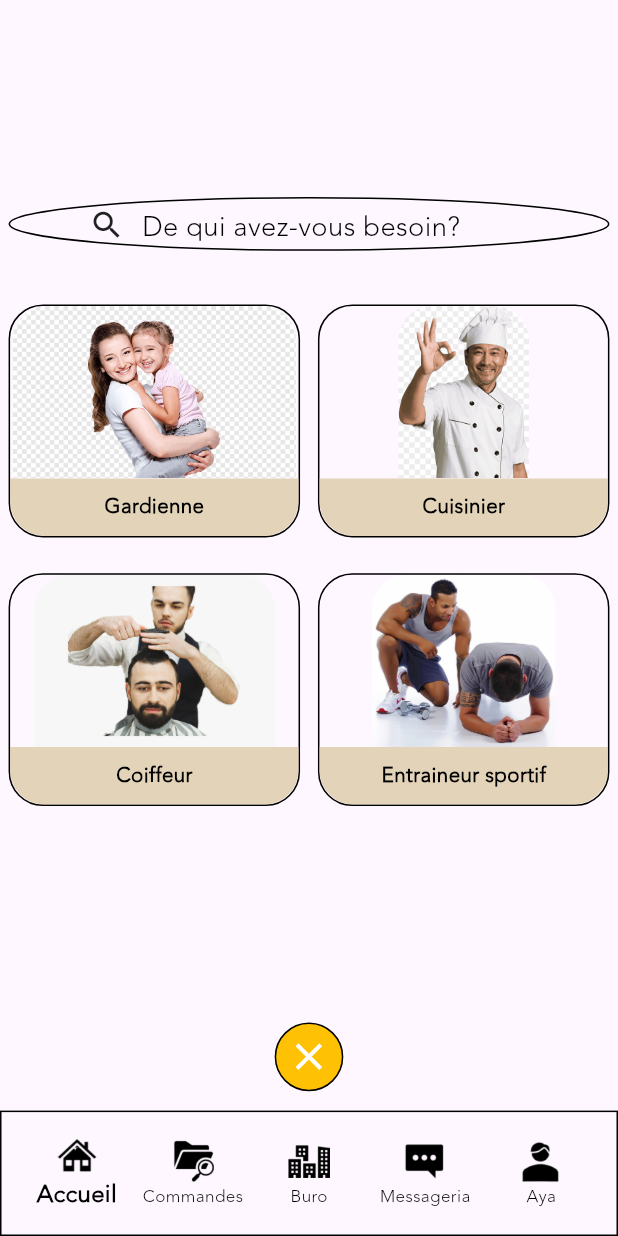
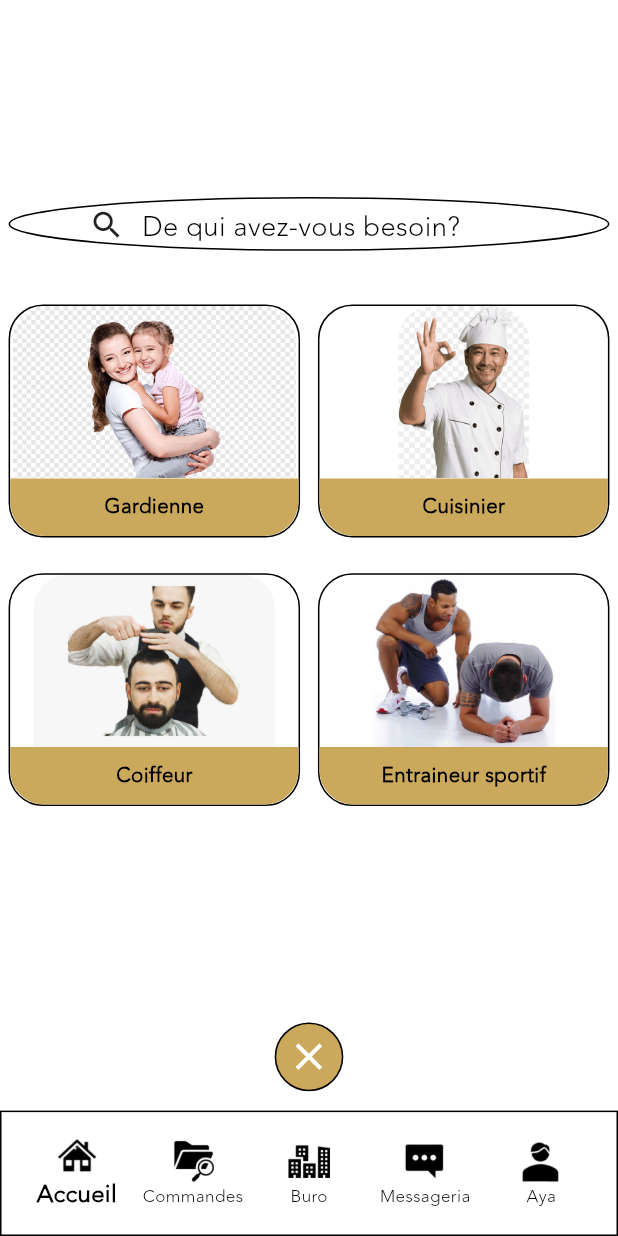
Before and after one commit to maazkhurshid60/bips-app, a Flutter app: the DashboardView screen opened directly, after a tap on "De qui avez-vous besoin?", on a phone screen of 412 x 824 dp. Run offline on Flutter 3.47's test engine with Material 3 defaults, Android fonts, the phone set to English and light mode, and no system bars; our stand-ins replace flutter_screenutil, get.

Commit message:
New Changes in Colors

```diff
--- a/lib/app/constants/app_colors.dart
+++ b/lib/app/constants/app_colors.dart
@@ -3,4 +3,5 @@ import 'package:flutter/material.dart';
 class AppColors{
   static const Color lightbrown =  Color(0xffd7c59b);
   static const Color yellowbrown =   Color(0xffffc103);
+  static const Color golden =   Color(0xFFCBA95C);
   }
--- a/lib/app/modules/dashboard/views/credibility_view.dart
+++ b/lib/app/modules/dashboard/views/credibility_view.dart
@@ -30,7 +30,7 @@ class CredibilityView extends GetView<DashboardController> {
             padding: EdgeInsets.symmetric(horizontal: 20.h, vertical: 5.h),
             decoration: BoxDecoration(
               borderRadius: BorderRadius.circular(50.r),
-              border: Border.all(color: AppColors.lightbrown),
+              border: Border.all(color: AppColors.golden),
             ),
             height: 40.h,
             width: 250.w,
@@ -56,7 +56,7 @@ class CredibilityView extends GetView<DashboardController> {
                  Padding(
                    padding:  EdgeInsets.only( top: 10.0.h),
                    child: Container(height: 15.h,width: 120.w,  decoration: const ShapeDecoration(
-                    color: Color.fromARGB(255, 167, 144, 88),
+                    color: AppColors.golden,
                     shape: OvalBorder(
               side: BorderSide(color: Colors.black, width: 1)
             )),),
--- a/lib/app/modules/dashboard/views/dashboard_view.dart
+++ b/lib/app/modules/dashboard/views/dashboard_view.dart
@@ -19,6 +19,7 @@ class DashboardView extends GetView<DashboardController> {
   @override
   Widget build(BuildContext context) {
     return Scaffold(
+      backgroundColor: Colors.white,
        resizeToAvoidBottomInset: false,
       body: Column(
         children: [
--- a/lib/app/modules/dashboard/views/home_view.dart
+++ b/lib/app/modules/dashboard/views/home_view.dart
@@ -89,7 +89,7 @@ class HomeView extends GetView<DashboardController> {
                               style: AppTextStyle.slogenTextStyleGeneral.copyWith(fontSize: 15.sp, color: Colors.white)),
                         Padding(
                           padding:  EdgeInsets.only(bottom: 15.h),
-                          child: Image.asset("assets/images/sun.png", height: 25.h),
+                          child: Image.asset("assets/images/sun.png", height: 20.h),
                         )
                         ],
                       ),
--- a/lib/app/modules/dashboard/views/more_option_view.dart
+++ b/lib/app/modules/dashboard/views/more_option_view.dart
@@ -77,7 +77,7 @@ class CustomimageShow extends StatelessWidget {
             width: 80.w,
             decoration: BoxDecoration(
                 borderRadius: BorderRadiusDirectional.circular(20.r),
-                border: Border.all(width: 2, color: AppColors.lightbrown)),
+                border: Border.all(width: 2, color: AppColors.golden)),
             child: Image.asset("assets/images/$img.png", height: 30.h,width: 30.w),
           ),
           SizedBox(height: 10.h),
--- a/lib/app/modules/dashboard/views/notification_view.dart
+++ b/lib/app/modules/dashboard/views/notification_view.dart
@@ -59,9 +59,10 @@ class NotifcationRow extends StatelessWidget {
   Widget build(BuildContext context) {
     return Container(
       height: 60.h,
+      padding: EdgeInsets.only(left: 5.w),
       decoration: BoxDecoration(
           borderRadius: BorderRadius.circular(15.r),
-          border: Border.all(color: AppColors.lightbrown)),
+          border: Border.all(color: AppColors.golden)),
       child: Row(
         children: [
           Stack(
--- a/lib/app/modules/dashboard/views/search_view.dart
+++ b/lib/app/modules/dashboard/views/search_view.dart
@@ -11,6 +11,7 @@ class SearchView extends GetView<DashboardController> {
   @override
   Widget build(BuildContext context) {
     return Scaffold(
+      backgroundColor: Colors.white,
       body: Container(
         padding: EdgeInsets.symmetric(vertical:  10.h, horizontal: 5.w),
         height: double.infinity,
@@ -76,7 +77,7 @@ class BackScreen extends StatelessWidget {
         decoration:  BoxDecoration(
           shape: BoxShape.circle,
           border: Border.all(color: Colors.black),
-         color:   AppColors.yellowbrown,
+         color:   AppColors.golden,
         ),
           child:  Icon(Icons.clear,color: Colors.white, size: 25.h),),
        );
@@ -122,7 +123,7 @@ class RowWidget extends StatelessWidget {
                     child: Container(
                       alignment: Alignment.center,
                       decoration: BoxDecoration(
-                          color: AppColors.lightbrown.withOpacity(0.7),
+                          color: AppColors.golden,
                           borderRadius: BorderRadius.only(
                               bottomLeft: Radius.circular(20.r),
                               bottomRight: Radius.circular(20.r))),
@@ -153,7 +154,7 @@ class RowWidget extends StatelessWidget {
                     child: Container(
                       alignment: Alignment.center,
                       decoration: BoxDecoration(
-                           color: AppColors.lightbrown.withOpacity(0.7),
+                           color: AppColors.golden,
                           borderRadius: BorderRadius.only(
                               bottomLeft: Radius.circular(20.r),
                               bottomRight: Radius.circular(20.r))
--- a/lib/app/modules/dashboard/views/switcher_view.dart
+++ b/lib/app/modules/dashboard/views/switcher_view.dart
@@ -30,7 +30,7 @@ class SwitcherView extends GetView<DashboardController> {
             padding: EdgeInsets.symmetric(horizontal: 20.h, vertical: 5.h),
             decoration: BoxDecoration(
               borderRadius: BorderRadius.circular(50.r),
-              border: Border.all(color: AppColors.lightbrown),
+              border: Border.all(color: AppColors.golden),
             ),
             height: 50.h,
             width: 250.w,
--- a/lib/app/modules/profile/views/otp_view.dart
+++ b/lib/app/modules/profile/views/otp_view.dart
@@ -12,6 +12,7 @@ class OtpVerificationView extends GetView<ProfileController> {
   @override
   Widget build(BuildContext context) {
     return Scaffold(
+      backgroundColor: Colors.white,
       resizeToAvoidBottomInset: false,
       body: SafeArea(
           child: Padding(
--- a/lib/app/modules/profile/views/profile_view.dart
+++ b/lib/app/modules/profile/views/profile_view.dart
@@ -11,6 +11,7 @@ class ProfileView extends GetView<ProfileController> {
   @override
   Widget build(BuildContext context) {
     return Scaffold(
+      backgroundColor: Colors.white,
       resizeToAvoidBottomInset: false,
       body: SafeArea(
         child: Padding(
@@ -80,7 +81,7 @@ class ProfileView extends GetView<ProfileController> {
                     debugPrint(e.toString());
                   }
                 },
-                 child: Image.asset("assets/images/tick.png", height: 80.h,width: 80.w),
+                 child: Image.asset("assets/images/tick.png", height: 60.h,width: 60.w),
                )
             ],
           ),
--- a/lib/app/modules/splash/views/splash_view.dart
+++ b/lib/app/modules/splash/views/splash_view.dart
@@ -10,6 +10,7 @@ class SplashView extends GetView<SplashController> {
   @override
   Widget build(BuildContext context) {
     return   Scaffold(
+      backgroundColor: Colors.white,
        resizeToAvoidBottomInset: false,
       body:  SafeArea(
         child: Center(
@@ -43,7 +44,7 @@ class Text1Widget extends StatelessWidget {
       mainAxisAlignment: MainAxisAlignment.center,
       crossAxisAlignment: CrossAxisAlignment.center,
       children: [
-       Image.asset("assets/images/comma.png", height: 100.h,width: 100.w, color: const Color(0xffFFD700),),
+       Image.asset("assets/images/comma.png", height: 20.h,width: 20.w, color: const Color(0xffFFD700),),
         Text("Akwaba!", style: AppTextStyle.largebold),
         Text("Bienvenue!", style: AppTextStyle.largebold)
       ],
--- a/lib/main.dart
+++ b/lib/main.dart
@@ -24,12 +24,10 @@ class MyApp extends StatelessWidget {
         splitScreenMode: false,
         builder: (context, child) {
          return GetMaterialApp(
-        title: 'Flutter Demo',
+        title: 'Bips App',
         initialBinding: Allbinding(),
         debugShowCheckedModeBanner: false,
         theme: ThemeData(
-
-          colorScheme: ColorScheme.fromSeed(seedColor: Colors.deepPurple),
           useMaterial3: true,
         ),
         home: const SplashView(),
```
Also changed, not shown: lib/app/modules/dashboard/views/cashprice_view.dart (+8 -8 lines), assets/images/cart.png, assets/images/comma.png, assets/images/mbox.png, assets/images/sun.png, assets/images/tick.png, assets/images/tick1.png.
